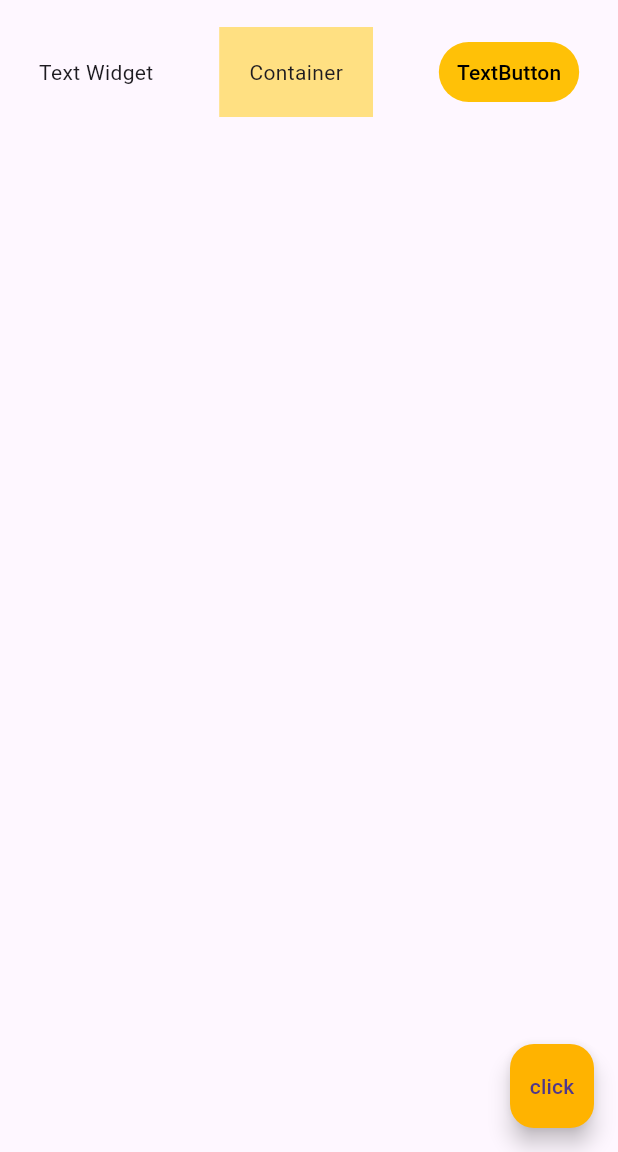
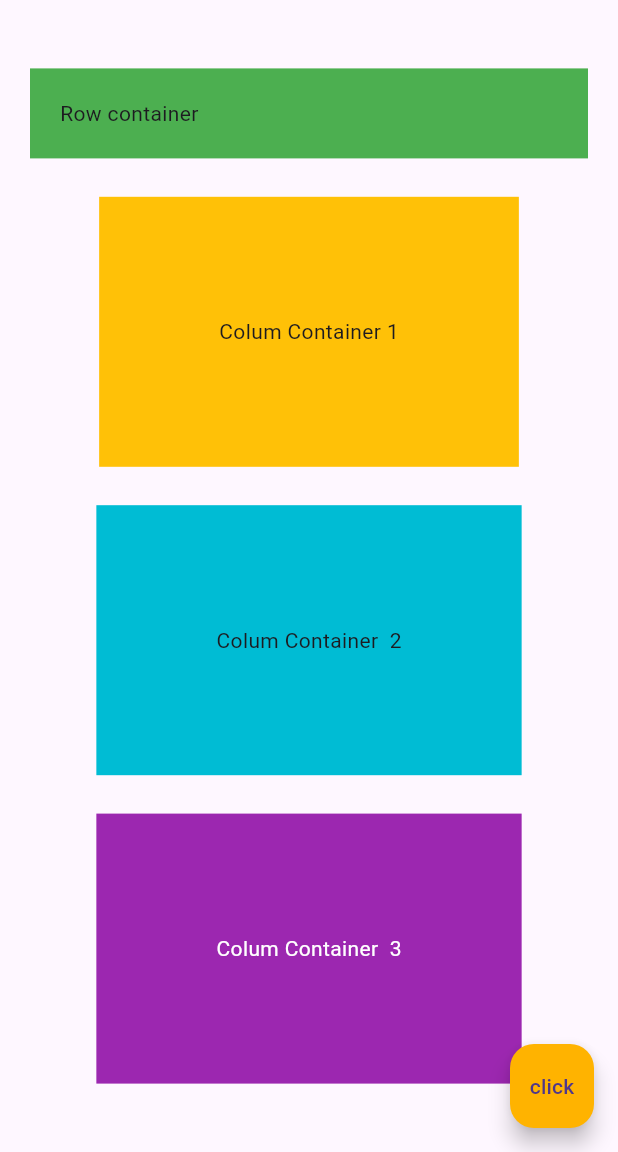
Before and after one commit to Chamal1120/flutter-tutorial, a Flutter app: the screen it shows after launch, on a phone screen of 412 x 824 dp, the part 84-1236 px from its top. Run offline on Flutter 3.47's test engine with Material 3 defaults, Android fonts, the phone set to English and light mode, and no system bars.

Commit message:
finish columns

```diff
--- a/lib/main.dart
+++ b/lib/main.dart
@@ -14,29 +14,44 @@ class Home extends StatelessWidget {
       centerTitle: true,
       backgroundColor: Colors.amber[600],
     ),
-    body: Row(
+    body: Padding(
+      padding: const EdgeInsets.all(20.0),
+      child: Column(
         mainAxisAlignment: MainAxisAlignment.spaceEvenly,
         crossAxisAlignment: CrossAxisAlignment.center,
         children: [
-        Text('Text Widget'),
-        Padding(
-          padding: const EdgeInsets.all(8.0),
-          child: Container(
+            Column(
+              crossAxisAlignment: CrossAxisAlignment.stretch,
+              children: [
+                Container(
                   padding: EdgeInsets.all(20.0),
-              margin: EdgeInsets.all(10.0),
-              color: Colors.amber[200],
-              child: Text('Container'),
+                  color: Colors.green,
+                  child: Text('Row container'),
+                )
+              ],
+            ),
+            Container(
+              padding: EdgeInsets.all(80.0),
+              color: Colors.amber,
+              child: Text('Colum Container 1'),
+            ),
+            Container(
+              padding: EdgeInsets.all(80.0),
+              color: Colors.cyan,
+              child: Text('Colum Container  2'),
+            ),
+            Container(
+              padding: EdgeInsets.all(80.0),
+              color: Colors.purple,
+              child: Text(
+                'Colum Container  3',
+                style: TextStyle(
+                  color: Colors.white,
                 ),
               ),
-        TextButton(
-            onPressed: () {},
-            style: ButtonStyle(
-              backgroundColor: WidgetStatePropertyAll(Colors.amber),
-              foregroundColor: WidgetStatePropertyAll(Colors.black),
-            ),
-            child: Text('TextButton'),
             ),
         ],
+      ),
     ),
     floatingActionButton: FloatingActionButton(
       onPressed: () {},
```
Lines whose indentation alone changed are shown as unchanged.
